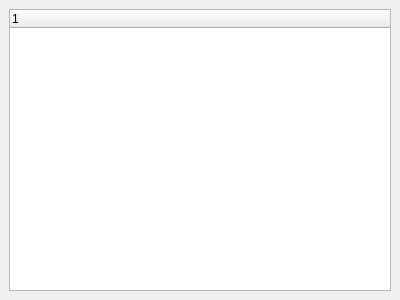
The window that widgets/servicediscovery.ui (xmpp-graveyard/jabbim) describes before a commit, drawn with Qt 5.
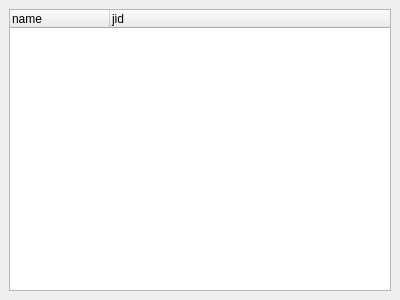
The same window after the commit.

Commit message: jid a items v discovery

Patch:
```diff
--- a/widgets/servicediscovery.ui
+++ b/widgets/servicediscovery.ui
@@ -27,6 +27,16 @@
        <height>48</height>
       </size>
      </property>
+     <column>
+      <property name="text" >
+       <string>name</string>
+      </property>
+     </column>
+     <column>
+      <property name="text" >
+       <string>jid</string>
+      </property>
+     </column>
     </widget>
    </item>
   </layout>
```
The commit also changes 2 other files.
